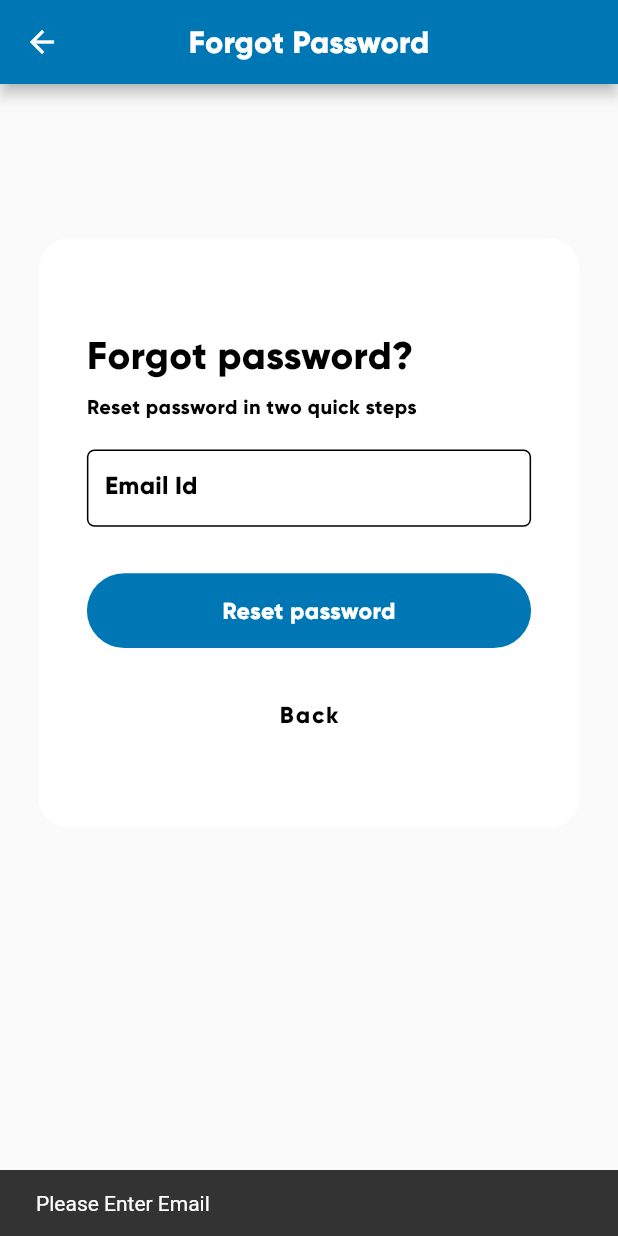
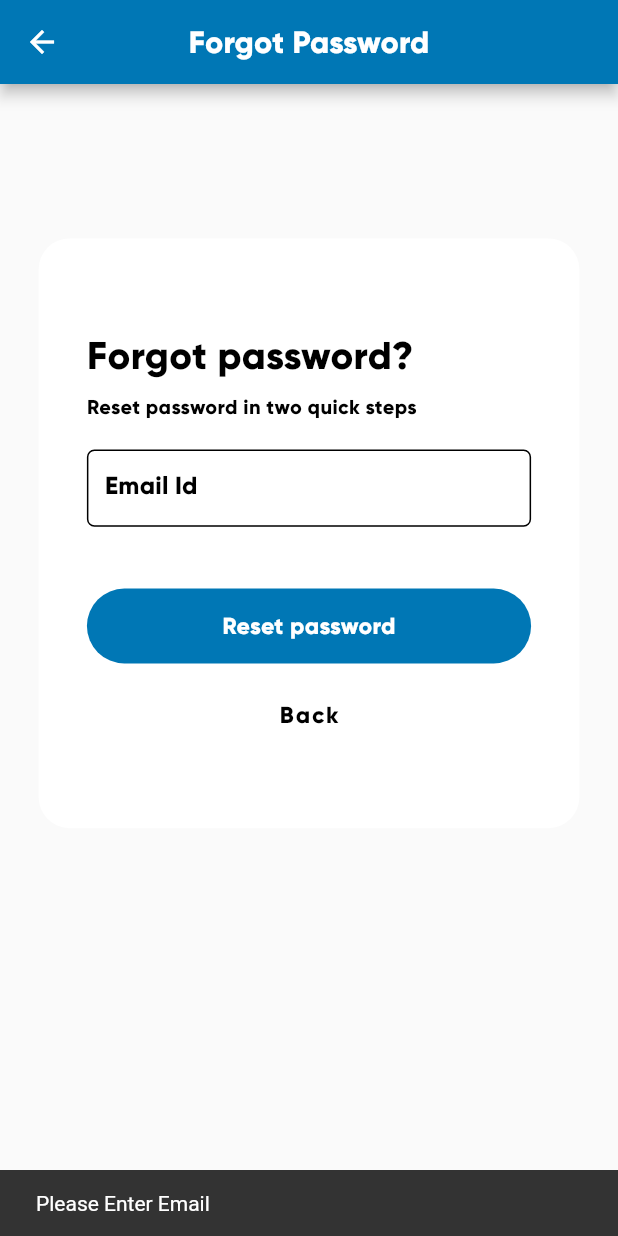
Before and after one commit to Akhil184/Login_page_linkedin, a Flutter app: the ForgotPage screen opened directly, after a tap on "Reset password", on a phone screen of 412 x 824 dp. Run offline on Flutter 3.47's test engine with Material 2 defaults, Android fonts, the phone set to English and light mode, and no system bars; our stand-ins replace flutter_screenutil, like_button.

Commit message:
fix bugs

```diff
--- a/lib/screens/forgot_page.dart
+++ b/lib/screens/forgot_page.dart
@@ -21,7 +21,7 @@ class _ForgotPageState extends State<ForgotPage> {
   }
 
   TextEditingController _controller = TextEditingController();
-  TextEditingController _controller1 = TextEditingController();
+
   @override
   Widget build(BuildContext context) {
     return Scaffold(
@@ -116,33 +116,16 @@ class _ForgotPageState extends State<ForgotPage> {
                               ),
                             ),
                             SizedBox(
-                              height: 30.h,
+                              height: 40.h,
                             ),
                             InkWell(
                               onTap: () async {
-                                if(_controller.text.isEmpty) {
+                                if (_controller.text.isEmpty) {
                                   ScaffoldMessenger.of(context).showSnackBar(
                                     const SnackBar(
                                         content: Text('Please Enter Email')),
                                   );
                                 }
-                                else if(_controller1.text.isEmpty){
-                                  ScaffoldMessenger.of(context).showSnackBar(
-                                    const SnackBar(
-                                        content: Text('Please Enter Password')),
-                                  );
-                                }
-                                else if(_controller1.text.isEmpty && _controller.text.isEmpty){
-                                  ScaffoldMessenger.of(context).showSnackBar(
-                                    const SnackBar(
-                                        content: Text('Please Enter Email && Password')),
-                                  );
-                                }
-                                else if(_controller1.text.isNotEmpty && _controller.text.isNotEmpty)
-                                  Navigator.push(
-                                    context,
-                                    MaterialPageRoute(builder: (context) => const BottomNaviagtionBar()),
-                                  );
                               },
                               borderRadius: BorderRadius.circular(30.r),
                               child: Container(
@@ -167,7 +150,7 @@ class _ForgotPageState extends State<ForgotPage> {
                                 ),
                               ),
                             ),
-                            SizedBox(height:20.h,),
+                            SizedBox(height:10.h,),
                             Center(
                             child:TextButton(
                               onPressed: () {
--- a/lib/screens/login_page.dart
+++ b/lib/screens/login_page.dart
@@ -139,7 +139,7 @@ class _LoginPageState extends State<LoginPage> {
                                   });
                                 },
                                 child:Text(
-                                  'show', style: TextStyle(
+                                  passwordVisible==passwordVisible ? 'show':'hide', style: TextStyle(
                                 fontFamily: 'Gilroy',
                                 color: Color(0xff0077b5 ),
                                 fontSize: 13.sp,
```
